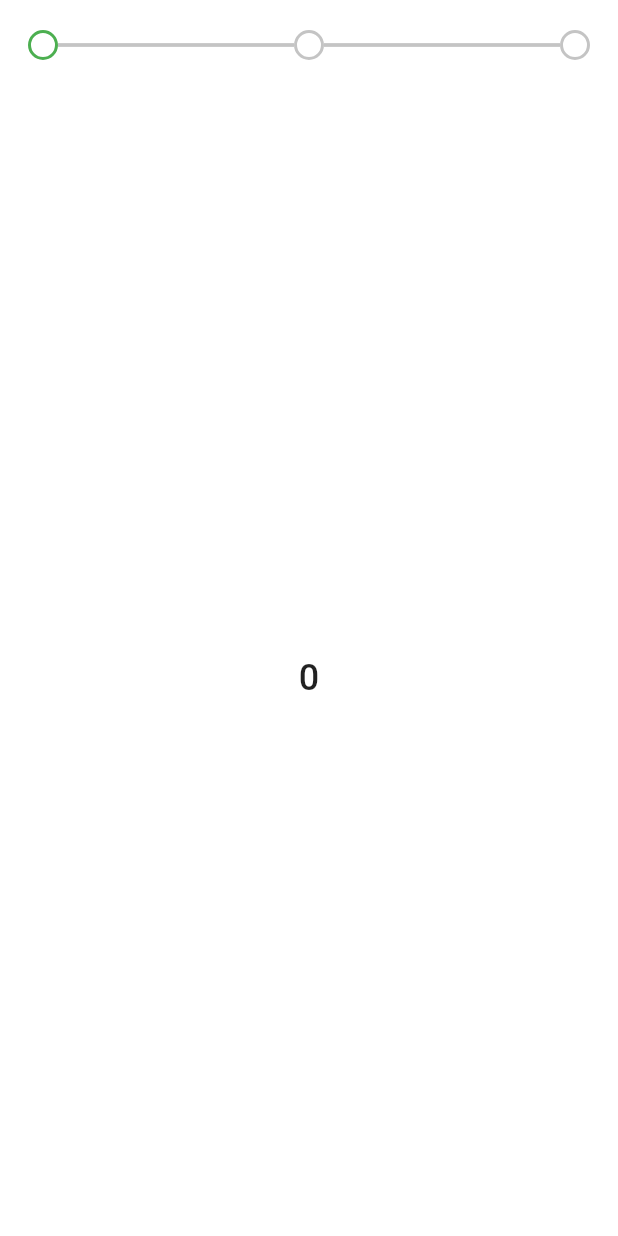
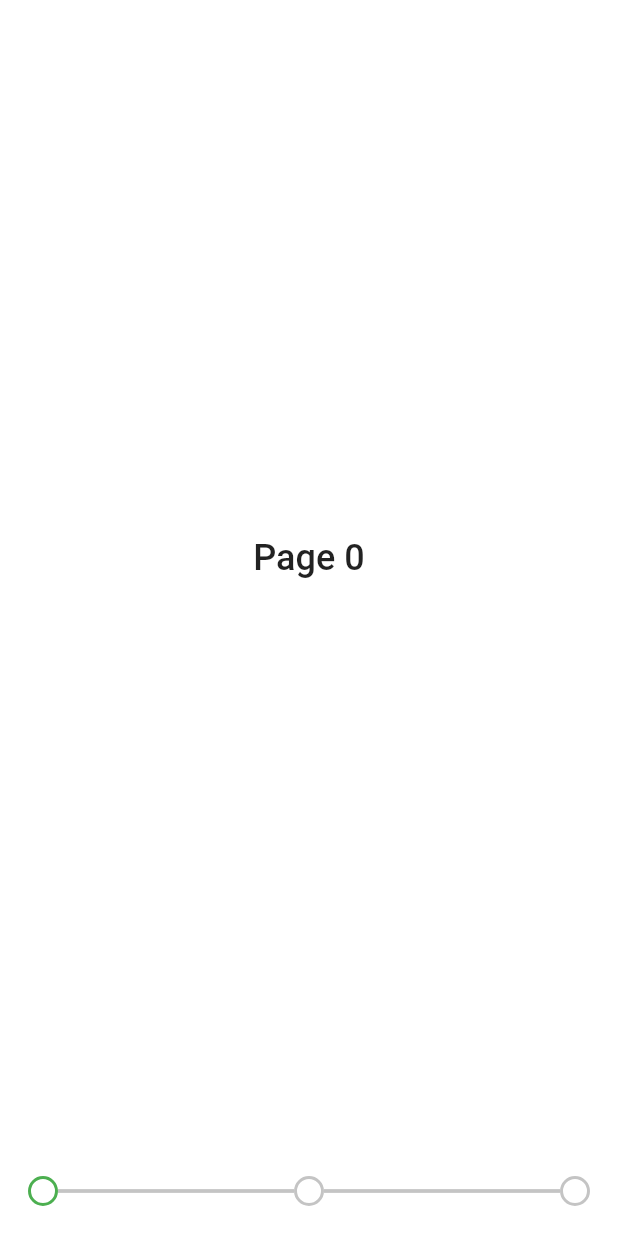
Before and after one commit to Crazelu/linear-step-indicator, a Flutter app: the screen it shows after launch, on a phone screen of 412 x 824 dp. Run offline on Flutter 3.47's test engine with Material 2 defaults, Android fonts, the phone set to English and light mode, and no system bars.

Commit message:
Adds indicator position

```diff
--- a/example/lib/main.dart
+++ b/example/lib/main.dart
@@ -1,5 +1,7 @@
 import 'package:flutter/material.dart';
 import 'package:linear_step_indicator/linear_step_indicator.dart';
+
+const int STEPS = 3;
 
 void main() {
   runApp(MyApp());
@@ -27,7 +29,7 @@ class StepIndicatorDemo extends StatelessWidget {
     return Container(
       child: Center(
         child: LinearStepIndicator(
-          steps: 3,
+          steps: STEPS,
           controller: PageController(),
           complete: () {
             //typically, you'd want to put logic that returns true when all the steps
@@ -47,7 +49,8 @@ class StepIndicatorPageViewDemo extends StatelessWidget {
   Widget build(BuildContext context) {
     return Material(
       child: StepIndicatorPageView(
-        steps: 3,
+        steps: STEPS,
+        indicatorPosition: IndicatorPosition.bottom,
         controller: PageController(),
         complete: () {
           //typically, you'd want to put logic that returns true when all the steps
@@ -55,12 +58,12 @@ class StepIndicatorPageViewDemo extends StatelessWidget {
           return Future.value(true);
         },
         children: List<Widget>.generate(
-          3,
+          STEPS,
           (index) => Container(
             color: Color(0xffffffff),
             child: Center(
               child: Text(
-                "$index",
+                "Page $index",
                 style: TextStyle(
                   fontSize: 24,
                   fontWeight: FontWeight.w500,
--- a/lib/src/step_indicator_page_view.dart
+++ b/lib/src/step_indicator_page_view.dart
@@ -24,6 +24,8 @@ class StepIndicatorPageView extends StatelessWidget {
   final Complete? complete;
   final double verticalPadding;
   final double spacing;
+  final double bottomSpacing;
+  final IndicatorPosition indicatorPosition;
 
   const StepIndicatorPageView({
     Key? key,
@@ -46,6 +48,8 @@ class StepIndicatorPageView extends StatelessWidget {
     this.iconColor = kIconColor,
     this.backgroundColor = kIconColor,
     this.spacing = kDefaultSize,
+    this.bottomSpacing = 0,
+    this.indicatorPosition = IndicatorPosition.top,
     this.complete,
   }) : super(key: key);
 
@@ -56,6 +60,7 @@ class StepIndicatorPageView extends StatelessWidget {
         color: backgroundColor,
         child: Column(
           children: [
+            if (indicatorPosition == IndicatorPosition.top) ...[
               LinearStepIndicator(
                 steps: steps,
                 controller: controller,
@@ -77,15 +82,42 @@ class StepIndicatorPageView extends StatelessWidget {
                 nodeThickness: nodeThickness,
               ),
               SizedBox(height: spacing),
+            ],
             Expanded(
               child: PageView(
                 controller: controller,
                 children: children,
               ),
             ),
+            if (indicatorPosition == IndicatorPosition.bottom) ...[
+              SizedBox(height: spacing),
+              LinearStepIndicator(
+                steps: steps,
+                controller: controller,
+                backgroundColor: backgroundColor,
+                complete: complete,
+                activeBorderColor: activeBorderColor,
+                inActiveBorderColor: inActiveBorderColor,
+                activeLineColor: activeLineColor,
+                inActiveLineColor: inActiveLineColor,
+                activeNodeColor: activeNodeColor,
+                inActiveNodeColor: inActiveNodeColor,
+                shape: shape,
+                iconColor: iconColor,
+                iconSize: iconSize,
+                verticalPadding: verticalPadding,
+                completedIcon: completedIcon,
+                lineHeight: lineHeight,
+                nodeSize: nodeSize,
+                nodeThickness: nodeThickness,
+              ),
+              SizedBox(height: bottomSpacing),
+            ],
           ],
         ),
       ),
     );
   }
 }
+
+enum IndicatorPosition { top, bottom }
```
Lines whose indentation alone changed are shown as unchanged.
